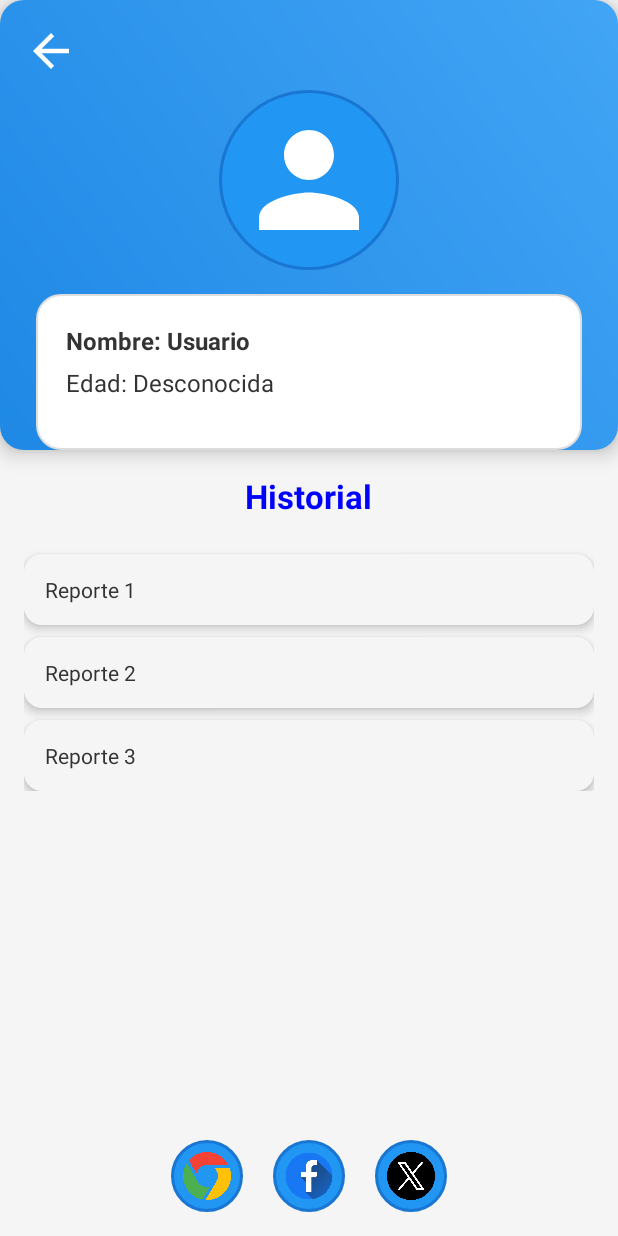
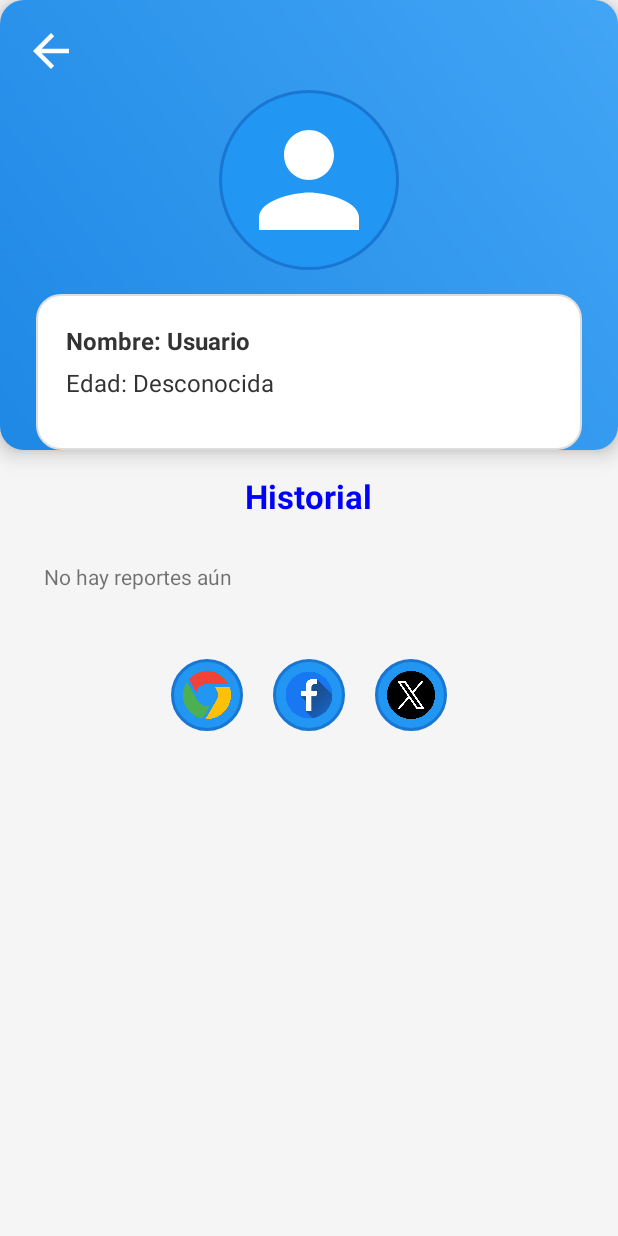
Before and after one commit to Robert2973/Proyecto_I-D, an Android app built with Jetpack Compose: the PerfilActivity screen opened directly, with no data from a screen before it, on a phone screen of 412 x 824 dp. Run offline under Robolectric (Android 15) with nearby library versions, the phone set to English and light mode, and no system bars.

Commit message:
Base de datos del reportes

```diff
--- a/app/src/main/AndroidManifest.xml
+++ b/app/src/main/AndroidManifest.xml
@@ -48,6 +48,10 @@
             android:name=".PerfilActivity"
             android:exported="true"/>
 
+        <activity
+            android:name=".DetalleReporteActivity"
+            android:exported="true"/>
+
     </application>
 
 </manifest>
--- /dev/null
+++ b/app/src/main/java/com/example/buap/DatabaseHelper.kt
@@ -0,0 +1,81 @@
+package com.example.buap
+
+import android.content.ContentValues
+import android.content.Context
+import android.database.sqlite.SQLiteDatabase
+import android.database.sqlite.SQLiteOpenHelper
+
+class DatabaseHelper(context: Context) :
+    SQLiteOpenHelper(context, DATABASE_NAME, null, DATABASE_VERSION) {
+
+    companion object {
+        private const val DATABASE_NAME = "reportes.db"
+        private const val DATABASE_VERSION = 1
+
+        private const val TABLE_REPORTES = "reportes"
+        private const val COLUMN_ID = "id"
+        private const val COLUMN_NOMBRE = "nombre"
+        private const val COLUMN_FECHA = "fecha"
+        private const val COLUMN_HORA = "hora"
+        private const val COLUMN_DIRECCION = "direccion"
+        private const val COLUMN_RIESGO = "riesgo"
+        private const val COLUMN_DESCRIPCION = "descripcion"
+    }
+
+    override fun onCreate(db: SQLiteDatabase?) {
+        val createTable = """
+            CREATE TABLE $TABLE_REPORTES (
+                $COLUMN_ID INTEGER PRIMARY KEY AUTOINCREMENT,
+                $COLUMN_NOMBRE TEXT,
+                $COLUMN_FECHA TEXT,
+                $COLUMN_HORA TEXT,
+                $COLUMN_DIRECCION TEXT,
+                $COLUMN_RIESGO TEXT,
+                $COLUMN_DESCRIPCION TEXT
+            )
+        """.trimIndent()
+        db?.execSQL(createTable)
+    }
+
+    override fun onUpgrade(db: SQLiteDatabase?, oldVersion: Int, newVersion: Int) {
+        db?.execSQL("DROP TABLE IF EXISTS $TABLE_REPORTES")
+        onCreate(db)
+    }
+
+    // Insertar un reporte
+    fun insertReporte(reporte: Reporte): Long {
+        val db = writableDatabase
+        val values = ContentValues().apply {
+            put(COLUMN_NOMBRE, reporte.nombre)
+            put(COLUMN_FECHA, reporte.fecha)
+            put(COLUMN_HORA, reporte.hora)
+            put(COLUMN_DIRECCION, reporte.direccion)
+            put(COLUMN_RIESGO, reporte.riesgo)
+            put(COLUMN_DESCRIPCION, reporte.descripcion)
+        }
+        return db.insert(TABLE_REPORTES, null, values)
+    }
+
+    // Obtener todos los reportes
+    fun getAllReportes(): List<Reporte> {
+        val reportes = mutableListOf<Reporte>()
+        val db = readableDatabase
+        val cursor = db.rawQuery("SELECT * FROM $TABLE_REPORTES ORDER BY $COLUMN_ID DESC", null)
+        if (cursor.moveToFirst()) {
+            do {
+                val reporte = Reporte(
+                    id = cursor.getInt(cursor.getColumnIndexOrThrow(COLUMN_ID)),
+                    nombre = cursor.getString(cursor.getColumnIndexOrThrow(COLUMN_NOMBRE)),
+                    fecha = cursor.getString(cursor.getColumnIndexOrThrow(COLUMN_FECHA)),
+                    hora = cursor.getString(cursor.getColumnIndexOrThrow(COLUMN_HORA)),
+                    direccion = cursor.getString(cursor.getColumnIndexOrThrow(COLUMN_DIRECCION)),
+                    riesgo = cursor.getString(cursor.getColumnIndexOrThrow(COLUMN_RIESGO)),
+                    descripcion = cursor.getString(cursor.getColumnIndexOrThrow(COLUMN_DESCRIPCION))
+                )
+                reportes.add(reporte)
+            } while (cursor.moveToNext())
+        }
+        cursor.close()
+        return reportes
+    }
+}
--- a/app/src/main/java/com/example/buap/PerfilActivity.kt
+++ b/app/src/main/java/com/example/buap/PerfilActivity.kt
@@ -6,22 +6,30 @@ import android.widget.LinearLayout
 import android.widget.TextView
 import android.widget.Toast
 import androidx.appcompat.app.AppCompatActivity
+import android.content.Intent
 
 class PerfilActivity : AppCompatActivity() {
 
+    private lateinit var layoutHistorial: LinearLayout
+    private lateinit var dbHelper: DatabaseHelper
+    private lateinit var btnBack: ImageView
+    private lateinit var imgPerfil: ImageView
+
     override fun onCreate(savedInstanceState: Bundle?) {
         super.onCreate(savedInstanceState)
-        setContentView(R.layout.activity_perfil) // Asegúrate de que coincida con tu XML
+        setContentView(R.layout.activity_perfil)
 
-        // Referencias a elementos
-        val btnBack = findViewById<ImageView>(R.id.btnBack)
-        val imgPerfil = findViewById<ImageView>(R.id.imgPerfil)
-        val layoutHistorial = findViewById<LinearLayout>(R.id.layoutHistorial)
-        val tvHistorial = findViewById<TextView>(R.id.tvHistorial)
+        // Inicializar la base de datos
+        dbHelper = DatabaseHelper(this)
+
+        // Referencias a elementos del layout
+        btnBack = findViewById(R.id.btnBack)
+        imgPerfil = findViewById(R.id.imgPerfil)
+        layoutHistorial = findViewById(R.id.layoutHistorial)
 
         // Flecha de regreso
         btnBack.setOnClickListener {
-            finish() // Regresa a la actividad anterior
+            finish()
         }
 
         // Click en la imagen del perfil
@@ -30,26 +38,52 @@ class PerfilActivity : AppCompatActivity() {
             // Aquí podrías abrir un editor de perfil o foto
         }
 
-        // Ejemplo: click en cada item del historial
-        for (i in 0 until layoutHistorial.childCount) {
-            val reporte = layoutHistorial.getChildAt(i) as TextView
-            reporte.setOnClickListener {
-                Toast.makeText(this, "Abriendo ${reporte.text}", Toast.LENGTH_SHORT).show()
-                // Aquí podrías abrir detalles del reporte
+        // Cargar historial desde la base de datos
+        cargarHistorial()
+    }
+
+    private fun cargarHistorial() {
+        layoutHistorial.removeAllViews() // Limpiar historial antes de cargar
+        val reportes = dbHelper.getAllReportes() // Devuelve lista de reportes desde DB
+
+        for (reporte in reportes) {
+            val tvReporte = TextView(this)
+            tvReporte.text = "${reporte.nombre} - ${reporte.fecha} ${reporte.hora}"
+            tvReporte.setBackgroundResource(R.drawable.rounded_card_light)
+            tvReporte.setPadding(20, 20, 20, 20)
+            val params = LinearLayout.LayoutParams(
+                LinearLayout.LayoutParams.MATCH_PARENT,
+                LinearLayout.LayoutParams.WRAP_CONTENT
+            )
+            params.setMargins(0, 12, 0, 0)
+            tvReporte.layoutParams = params
+
+            tvReporte.setOnClickListener {
+                val intent = Intent(this, DetalleReporteActivity::class.java)
+                intent.putExtra("nombre", reporte.nombre)
+                intent.putExtra("fecha", reporte.fecha)
+                intent.putExtra("hora", reporte.hora)
+                intent.putExtra("direccion", reporte.direccion)
+                intent.putExtra("riesgo", reporte.riesgo)
+                intent.putExtra("descripcion", reporte.descripcion)
+                startActivity(intent)
             }
+
+
+            layoutHistorial.addView(tvReporte)
         }
 
-        // Opcional: click en botones sociales
-        val socialButtons = findViewById<LinearLayout>(R.id.socialButtons)
-        for (i in 0 until socialButtons.childCount) {
-            val socialIcon = socialButtons.getChildAt(i) as ImageView
-            socialIcon.setOnClickListener {
-                when (i) {
-                    0 -> Toast.makeText(this, "Google clicked", Toast.LENGTH_SHORT).show()
-                    1 -> Toast.makeText(this, "Facebook clicked", Toast.LENGTH_SHORT).show()
-                    2 -> Toast.makeText(this, "X clicked", Toast.LENGTH_SHORT).show()
-                }
-            }
+        if (reportes.isEmpty()) {
+            val tvVacio = TextView(this)
+            tvVacio.text = "No hay reportes aún"
+            tvVacio.setPadding(20, 20, 20, 20)
+            layoutHistorial.addView(tvVacio)
         }
     }
+
+    override fun onResume() {
+        super.onResume()
+        // Recargar historial cada vez que regresa a esta pantalla
+        cargarHistorial()
+    }
 }
--- a/app/src/main/res/layout/activity_perfil.xml
+++ b/app/src/main/res/layout/activity_perfil.xml
@@ -1,8 +1,12 @@
 <?xml version="1.0" encoding="utf-8"?>
-<RelativeLayout xmlns:android="http://schemas.android.com/apk/res/android"
+<ScrollView xmlns:android="http://schemas.android.com/apk/res/android"
     android:layout_width="match_parent"
     android:layout_height="match_parent"
     android:background="#F5F5F5">
+
+    <RelativeLayout
+        android:layout_width="match_parent"
+        android:layout_height="wrap_content">
 
         <!-- Header con gradiente -->
         <RelativeLayout
@@ -39,45 +43,45 @@
                 android:id="@+id/datosUsuario"
                 android:layout_width="match_parent"
                 android:layout_height="wrap_content"
-            android:orientation="vertical"
-            android:padding="20dp"
-            android:background="@drawable/rounded_card_shadow"
                 android:layout_below="@id/imgPerfil"
                 android:layout_marginStart="24dp"
+                android:layout_marginTop="16dp"
                 android:layout_marginEnd="24dp"
-            android:layout_marginTop="16dp">
+                android:background="@drawable/rounded_card_shadow"
+                android:orientation="vertical"
+                android:padding="20dp">
 
                 <TextView
                     android:layout_width="wrap_content"
                     android:layout_height="wrap_content"
+                    android:layout_marginBottom="6dp"
                     android:text="Nombre: Usuario"
+                    android:textColor="#333333"
                     android:textSize="16sp"
-                android:textStyle="bold"
-                android:textColor="#333333"
-                android:layout_marginBottom="6dp"/>
+                    android:textStyle="bold" />
 
                 <TextView
                     android:layout_width="wrap_content"
                     android:layout_height="wrap_content"
+                    android:layout_marginBottom="6dp"
                     android:text="Edad: Desconocida"
-                android:textSize="16sp"
                     android:textColor="#333333"
-                android:layout_marginBottom="6dp"/>
+                    android:textSize="16sp" />
 
                 <TextView
                     android:layout_width="wrap_content"
                     android:layout_height="wrap_content"
+                    android:layout_marginBottom="6dp"
                     android:text="Dirección: Puebla"
-                android:textSize="16sp"
                     android:textColor="#333333"
-                android:layout_marginBottom="6dp"/>
+                    android:textSize="16sp" />
 
                 <TextView
                     android:layout_width="wrap_content"
                     android:layout_height="wrap_content"
                     android:text="Tel: 123456789"
-                android:textSize="16sp"
-                android:textColor="#333333"/>
+                    android:textColor="#333333"
+                    android:textSize="16sp" />
             </LinearLayout>
         </RelativeLayout>
 
@@ -103,6 +107,7 @@
             android:orientation="vertical"
             android:padding="16dp">
 
+            <!-- Ejemplo de tarjeta de reporte -->
             <TextView
                 android:layout_width="match_parent"
                 android:layout_height="wrap_content"
@@ -111,7 +116,7 @@
                 android:padding="14dp"
                 android:layout_marginTop="8dp"
                 android:textColor="#333333"
-            android:elevation="4dp"/>
+                android:elevation="4dp" />
 
             <TextView
                 android:layout_width="match_parent"
@@ -121,7 +126,7 @@
                 android:padding="14dp"
                 android:layout_marginTop="8dp"
                 android:textColor="#333333"
-            android:elevation="4dp"/>
+                android:elevation="4dp" />
 
             <TextView
                 android:layout_width="match_parent"
@@ -131,7 +136,7 @@
                 android:padding="14dp"
                 android:layout_marginTop="8dp"
                 android:textColor="#333333"
-            android:elevation="4dp"/>
+                android:elevation="4dp" />
         </LinearLayout>
 
         <!-- Botones sociales -->
@@ -139,7 +144,7 @@
             android:id="@+id/socialButtons"
             android:layout_width="match_parent"
             android:layout_height="wrap_content"
-        android:layout_alignParentBottom="true"
+            android:layout_below="@id/layoutHistorial"
             android:orientation="horizontal"
             android:gravity="center"
             android:padding="16dp">
@@ -149,7 +154,7 @@
                 android:layout_height="48dp"
                 android:src="@drawable/ic_google"
                 android:background="@drawable/circle_blue_shadow"
-            android:padding="8dp"/>
+                android:padding="8dp" />
 
             <ImageView
                 android:layout_width="48dp"
@@ -157,7 +162,7 @@
                 android:src="@drawable/ic_facebook"
                 android:layout_marginStart="20dp"
                 android:background="@drawable/circle_blue_shadow"
-            android:padding="8dp"/>
+                android:padding="8dp" />
 
             <ImageView
                 android:layout_width="48dp"
@@ -165,6 +170,8 @@
                 android:src="@drawable/ic_x"
                 android:layout_marginStart="20dp"
                 android:background="@drawable/circle_blue_shadow"
-            android:padding="8dp"/>
+                android:padding="8dp" />
         </LinearLayout>
+
     </RelativeLayout>
+</ScrollView>
```
Also changed, not shown: app/src/main/java/com/example/buap/DetalleReporteActivity.kt (added, +41 -0 lines), app/src/main/java/com/example/buap/Reporte.kt (added, +11 -0 lines), app/src/main/java/com/example/buap/ReporteActivity.kt (+55 -17 lines), app/src/main/res/layout/activity_detalle_reporte.xml (added, +90 -0 lines). Lines whose indentation alone changed are shown as unchanged.
